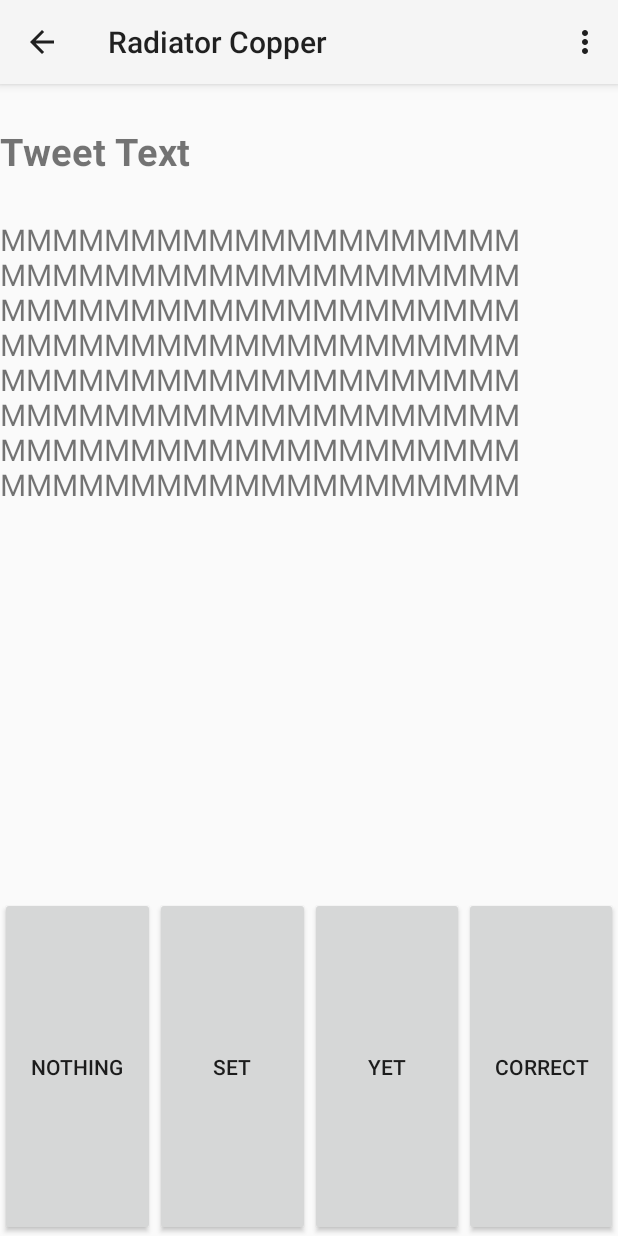
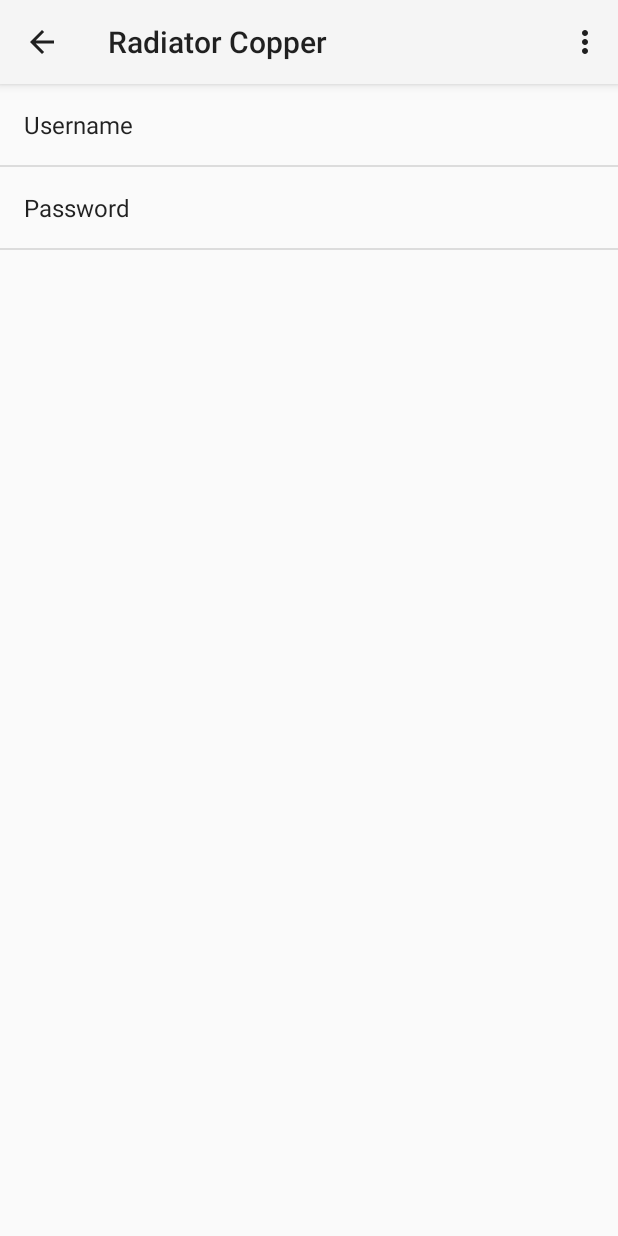
Before and after one commit to itsakettle/radiator-copper, an Android app: the screen it shows after launch (MainActivity), in the options menu, after a tap on "Settings", on a phone screen of 412 x 824 dp. Run offline under Robolectric (Android 15) with nearby library versions, the phone set to English and light mode, and no system bars; pictures from the network do not load; 3 statements that could not run were skipped.

```diff
--- a/app/src/main/java/com/itsakettle/radiatorcopper/activities/MainActivity.java
+++ b/app/src/main/java/com/itsakettle/radiatorcopper/activities/MainActivity.java
@@ -16,6 +16,7 @@ import android.support.v4.widget.DrawerLayout;
 import com.itsakettle.radiatorcopper.fragments.ClassificationFragment;
 import com.itsakettle.radiatorcopper.fragments.NavigationDrawerFragment;
 import com.itsakettle.radiatorcopper.R;
+import com.itsakettle.radiatorcopper.fragments.SettingsFragment;
 
 public class MainActivity extends Activity
         implements NavigationDrawerFragment.NavigationDrawerCallbacks {
@@ -93,7 +94,10 @@ public class MainActivity extends Activity
 
         //noinspection SimplifiableIfStatement
         if (id == R.id.action_settings) {
-            return true;
+            FragmentManager fragmentManager = getFragmentManager();
+            fragmentManager.beginTransaction()
+                    .replace(R.id.container, SettingsFragment.newInstance())
+                    .commit();
         }
 
         return super.onOptionsItemSelected(item);
--- a/app/src/main/java/com/itsakettle/radiatorcopper/fragments/ClassificationFragment.java
+++ b/app/src/main/java/com/itsakettle/radiatorcopper/fragments/ClassificationFragment.java
@@ -2,8 +2,10 @@ package com.itsakettle.radiatorcopper.fragments;
 
 import android.app.Activity;
 import android.content.Context;
+import android.content.SharedPreferences;
 import android.os.Bundle;
 import android.app.Fragment;
+import android.preference.PreferenceManager;
 import android.util.Log;
 import android.view.LayoutInflater;
 import android.view.View;
@@ -11,6 +13,7 @@ import android.view.ViewGroup;
 import android.widget.Button;
 import android.widget.LinearLayout;
 import android.widget.TextView;
+import android.widget.Toast;
 
 import com.itsakettle.radiatorcopper.R;
 import com.itsakettle.radiatorcopper.boilerroom.BoilerRoom;
@@ -60,11 +63,8 @@ public class ClassificationFragment extends Fragment {
         try {
             this.ssl = sslContext();
         } catch(Exception e) {
-            Log.e(TAG,e.getMessage());
+            Log.e(TAG, "on create get ssl", e);
         }
-
-        this.tvText = (TextView) getView().findViewById(R.id.classification_fragment_text);
-
 
     }
 
@@ -72,7 +72,9 @@ public class ClassificationFragment extends Fragment {
     public View onCreateView(LayoutInflater inflater, ViewGroup container,
                              Bundle savedInstanceState) {
         // Inflate the layout for this fragment
-        return inflater.inflate(R.layout.fragment_classification, container, false);
+        View root = inflater.inflate(R.layout.fragment_classification, container, false);
+        this.tvText = (TextView) root.findViewById(R.id.classification_fragment_text);
+        return root;
     }
 
     @Override
@@ -88,8 +90,7 @@ public class ClassificationFragment extends Fragment {
     @Override
     public void onStart() {
         super.onStart();
-        String[] initialButtonText = {"nothing", "set", "yet", "Correct"};
-        setNumberOfButtons(initialButtonText);
+        loadNextObservation();
     }
 
     /**
@@ -112,17 +113,33 @@ public class ClassificationFragment extends Fragment {
                 llButtons.addView(b);
             }
         } catch (Exception e) {
-            Log.e(TAG, e.getMessage());
+            Log.e(TAG,"setNumberOfButtons",e);
         }
     }
 
     private void loadNextObservation() {
         // First get the boilerroom observation
+        SharedPreferences sharedPref = PreferenceManager.getDefaultSharedPreferences(this.getActivity());
+        String u = sharedPref.getString(getResources().getString(R.string.username_key), "");
+        String p = sharedPref.getString(getResources().getString(R.string.password_key), "");
+
+        if(u.isEmpty() || p.isEmpty()) {
+            Toast toast = Toast.makeText(this.getActivity(),
+                    "No username or Password", Toast.LENGTH_SHORT);
+            toast.show();
+            return;
+        }
+
         BoilerRoom br = new BoilerRoom(ssl);
-        BoilerRoomObservation bro = br.nextObservation(,,);
-        HashMap<Integer, String> choices = bro.getChoices();
-        setNumberOfButtons((String[]) choices.values().toArray());
-        tvText.setText(bro.getText());
+        try {
+            // Just use project id 1 for the time being...
+            BoilerRoomObservation bro = br.nextObservation(1, u, p);
+            HashMap<Integer, String> choices = bro.getChoices();
+            setNumberOfButtons((String[]) choices.values().toArray());
+            tvText.setText(bro.getText());
+        } catch (Exception e) {
+            Log.e(TAG,"loadNextObservation",e);
+        }
     }
 
     /**
@@ -143,7 +160,7 @@ public class ClassificationFragment extends Fragment {
             java.security.KeyManagementException {
         CertificateFactory cf = CertificateFactory.getInstance("X.509");
         // From https://www.washington.edu/itconnect/security/ca/load-der.crt
-        InputStream caInput = getResources().openRawResource(R.raw.itsakettle_cert);
+        InputStream caInput = getResources().openRawResource(R.raw.itsakettlecert);
         Certificate ca;
 
         try {
--- /dev/null
+++ b/app/src/main/java/com/itsakettle/radiatorcopper/fragments/SettingsFragment.java
@@ -0,0 +1,23 @@
+package com.itsakettle.radiatorcopper.fragments;
+
+import android.os.Bundle;
+import android.preference.PreferenceFragment;
+
+import com.itsakettle.radiatorcopper.R;
+
+public class SettingsFragment extends PreferenceFragment {
+
+
+    public static SettingsFragment newInstance() {
+        return new SettingsFragment();
+    }
+
+    @Override
+    public void onCreate(Bundle savedInstanceState) {
+        super.onCreate(savedInstanceState);
+
+        // Load the preferences from an XML resource
+        addPreferencesFromResource(R.xml.preferences);
+    }
+
+}
--- a/app/src/main/res/values/strings.xml
+++ b/app/src/main/res/values/strings.xml
@@ -17,4 +17,10 @@
         MMMMMMMMMMMMMMMMMMMM MMMMMMMMMMMMMMMMMMMM
         MMMMMMMMMMMMMMMMMMMM MMMMMMMMMMMMMMMMMMMM
     </string>
+
+    <!-- Preferences -->
+    <string name="username_title">Username</string>
+    <string name="password_title">Password</string>
+    <string name="username_key">username</string>
+    <string name="password_key">password</string>
 </resources>
--- /dev/null
+++ b/app/src/main/res/xml/preferences.xml
@@ -0,0 +1,13 @@
+<?xml version="1.0" encoding="utf-8"?>
+<PreferenceScreen xmlns:android="http://schemas.android.com/apk/res/android">
+    <EditTextPreference
+        android:key="@string/username_key"
+        android:title="@string/username_title"
+    />
+
+    <EditTextPreference
+        android:key="@string/password_key"
+        android:title="@string/password_title"
+     />
+
+</PreferenceScreen>
```
